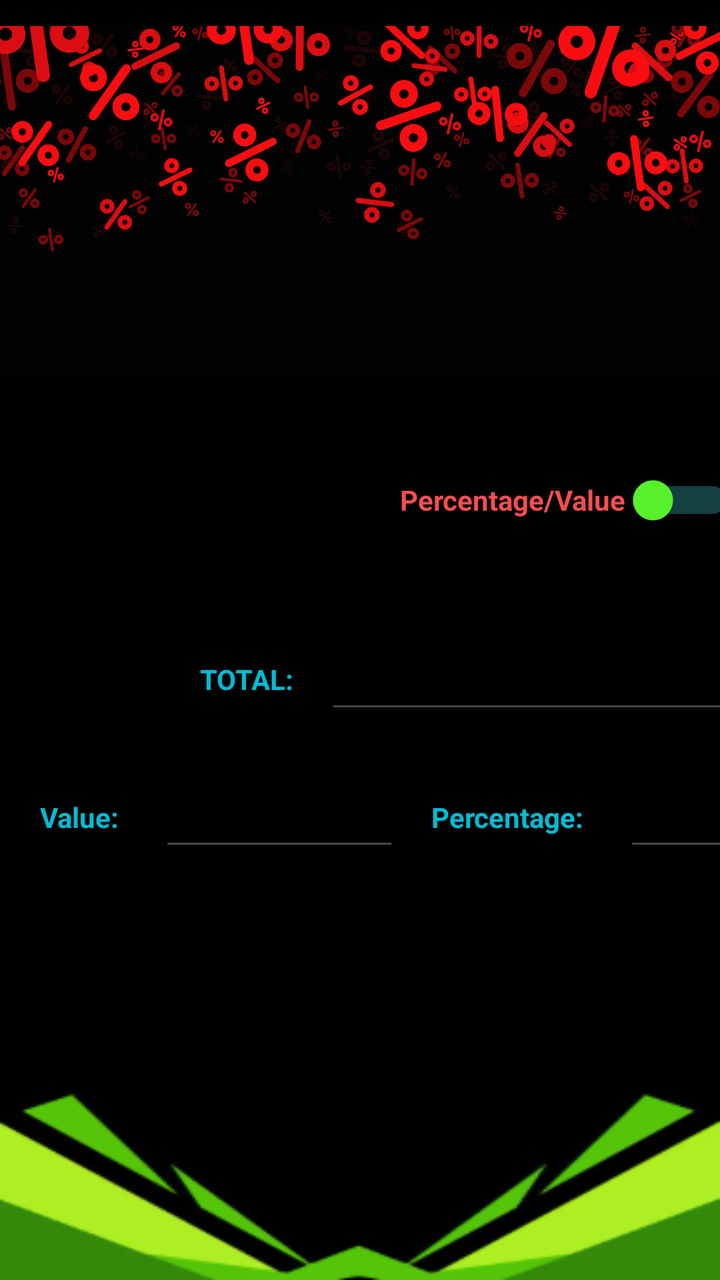
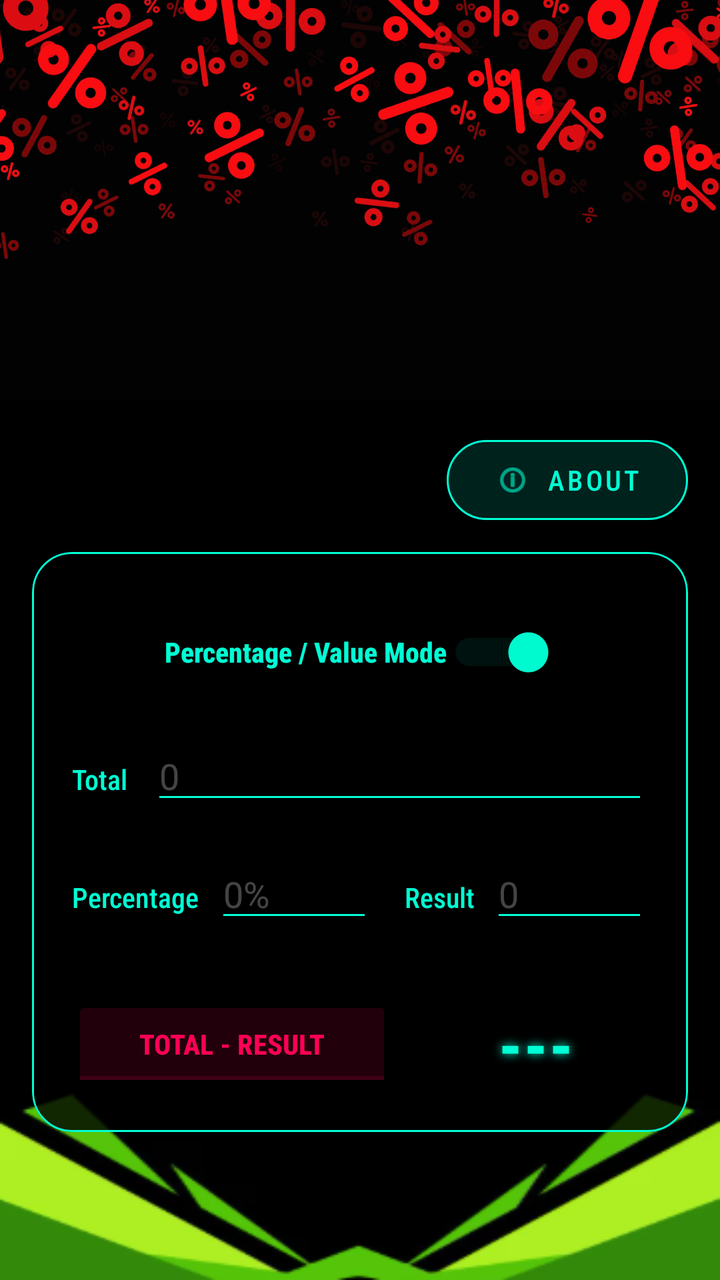

Before-and-after screenshots of an Android layout around one commit, followed by the original layout XML and the change that was made.
<!-- AndroidManifest.xml: application theme Theme.DemoUtil -->
<!-- res/layout/activity_main.xml -->
<?xml version="1.0" encoding="utf-8"?>
<androidx.constraintlayout.widget.ConstraintLayout xmlns:android="http://schemas.android.com/apk/res/android"
    xmlns:app="http://schemas.android.com/apk/res-auto"
    xmlns:tools="http://schemas.android.com/tools"
    android:id="@+id/main"
    android:layout_width="match_parent"
    android:layout_height="match_parent"
    tools:context=".MainActivity">

    <LinearLayout
        android:id="@+id/container"
        android:layout_width="0dp"
        android:layout_height="match_parent"
        android:background="@drawable/black_green_bg_cp"
        android:orientation="vertical"
        android:padding="16dp"
        app:layout_constraintBottom_toBottomOf="parent"
        app:layout_constraintEnd_toEndOf="parent"
        app:layout_constraintHorizontal_bias="0.0"
        app:layout_constraintStart_toStartOf="parent"
        app:layout_constraintTop_toTopOf="parent"
        app:layout_constraintVertical_bias="0.0" />

    <ImageView
        android:id="@+id/mainHdrImg"
        android:layout_width="match_parent"
        android:layout_height="200dp"
        app:layout_constraintStart_toStartOf="parent"
        app:layout_constraintTop_toTopOf="parent"
        app:srcCompat="@drawable/bannerbgblack" />

    <TextView
        android:id="@+id/kTotal"
        android:layout_width="wrap_content"
        android:layout_height="wrap_content"
        android:layout_marginStart="100dp"
        android:layout_marginTop="50dp"
        android:text="@string/total"
        android:textColor="#00BCD4"
        android:textStyle="bold"
        app:layout_constraintStart_toStartOf="parent"
        app:layout_constraintTop_toBottomOf="@+id/percentValueSwt" />

    <TextView
        android:id="@+id/kPart"
        android:layout_width="wrap_content"
        android:layout_height="wrap_content"
        android:layout_marginStart="20dp"
        android:layout_marginTop="50dp"
        android:text="@string/value"
        android:textStyle="bold"
        android:textColor="#00BCD4"
        app:layout_constraintStart_toStartOf="parent"
        app:layout_constraintTop_toBottomOf="@+id/kTotal" />

    <TextView
        android:id="@+id/kPercent"
        android:layout_width="wrap_content"
        android:layout_height="wrap_content"
        android:layout_marginStart="156dp"
        android:layout_marginTop="50dp"
        android:text="@string/percentage"
        android:textStyle="bold"
        android:textColor="#00BCD4"
        app:layout_constraintStart_toEndOf="@+id/kPart"
        app:layout_constraintTop_toBottomOf="@+id/kTotal" />

    <Switch
        android:id="@+id/percentValueSwt"
        android:layout_width="wrap_content"
        android:layout_height="60dp"
        android:layout_marginStart="200dp"
        android:layout_marginTop="20dp"
        android:text="Percentage/Value"
        android:textColor="#F64E4E"
        android:textStyle="bold"
        android:thumbTint="#58F62C"
        android:trackTint="#51FAF8"
        app:layout_constraintStart_toStartOf="parent"
        app:layout_constraintTop_toBottomOf="@+id/mainHdrImg" />

    <EditText
        android:id="@+id/vTotal"
        android:layout_width="wrap_content"
        android:layout_height="wrap_content"
        android:layout_marginStart="16dp"
        android:layout_marginTop="-10dp"
        android:ems="10"
        android:inputType="number"
        android:textColor="#FFFFFF"
        app:layout_constraintStart_toEndOf="@+id/kTotal"
        app:layout_constraintTop_toTopOf="@+id/kTotal" />

    <EditText
        android:id="@+id/vPart"
        android:layout_width="120dp"
        android:layout_height="wrap_content"
        android:layout_marginStart="20dp"
        android:layout_marginTop="40dp"
        android:ems="10"
        android:textColor="#FFFFFF"
        android:inputType="number"
        app:layout_constraintStart_toEndOf="@+id/kPart"
        app:layout_constraintTop_toBottomOf="@+id/kTotal" />

    <EditText
        android:id="@+id/vPercentage"
        android:layout_width="90dp"
        android:layout_height="wrap_content"
        android:layout_marginStart="20dp"
        android:layout_marginTop="40dp"
        android:ems="10"
        android:textColor="#FFFFFF"
        android:inputType="number|numberDecimal"
        app:layout_constraintStart_toEndOf="@+id/kPercent"
        app:layout_constraintTop_toBottomOf="@+id/kTotal" />

</androidx.constraintlayout.widget.ConstraintLayout>
<!-- resources referenced by this layout -->
<resources>
  <!-- drawable bannerbgblack: jpg bitmap (drawable, 620855 bytes) -->
  <!-- drawable black_green_bg_cp: png bitmap (drawable, 18840 bytes) -->
  <string name="percentage">Percentage:</string>
  <string name="total">TOTAL:</string>
  <string name="value">Value:</string>
  <style name="Theme.DemoUtil" parent="Base.Theme.DemoUtil" />
  <style name="Base.Theme.DemoUtil" parent="Theme.Material3.DayNight.NoActionBar">
          
          
      </style>
</resources>

<!-- the commit's change to res/layout/activity_main.xml (unified diff, before → after) -->
@@ -1,118 +1,274 @@
 <?xml version="1.0" encoding="utf-8"?>
-<androidx.constraintlayout.widget.ConstraintLayout xmlns:android="http://schemas.android.com/apk/res/android"
+<ScrollView xmlns:android="http://schemas.android.com/apk/res/android"
     xmlns:app="http://schemas.android.com/apk/res-auto"
     xmlns:tools="http://schemas.android.com/tools"
-    android:id="@+id/main"
     android:layout_width="match_parent"
     android:layout_height="match_parent"
-    tools:context=".MainActivity">
-
-    <LinearLayout
-        android:id="@+id/container"
-        android:layout_width="0dp"
-        android:layout_height="match_parent"
-        android:background="@drawable/black_green_bg_cp"
-        android:orientation="vertical"
-        android:padding="16dp"
-        app:layout_constraintBottom_toBottomOf="parent"
-        app:layout_constraintEnd_toEndOf="parent"
-        app:layout_constraintHorizontal_bias="0.0"
-        app:layout_constraintStart_toStartOf="parent"
-        app:layout_constraintTop_toTopOf="parent"
-        app:layout_constraintVertical_bias="0.0" />
-
-    <ImageView
-        android:id="@+id/mainHdrImg"
+    android:fillViewport="true"
+    android:background="@drawable/black_green_bg_cp">
+
+    <androidx.constraintlayout.widget.ConstraintLayout
+        android:id="@+id/main"
         android:layout_width="match_parent"
-        android:layout_height="200dp"
-        app:layout_constraintStart_toStartOf="parent"
-        app:layout_constraintTop_toTopOf="parent"
-        app:srcCompat="@drawable/bannerbgblack" />
-
-    <TextView
-        android:id="@+id/kTotal"
-        android:layout_width="wrap_content"
         android:layout_height="wrap_content"
-        android:layout_marginStart="100dp"
-        android:layout_marginTop="50dp"
-        android:text="@string/total"
-        android:textColor="#00BCD4"
-        android:textStyle="bold"
-        app:layout_constraintStart_toStartOf="parent"
-        app:layout_constraintTop_toBottomOf="@+id/percentValueSwt" />
-
-    <TextView
-        android:id="@+id/kPart"
-        android:layout_width="wrap_content"
-        android:layout_height="wrap_content"
-        android:layout_marginStart="20dp"
-        android:layout_marginTop="50dp"
-        android:text="@string/value"
-        android:textStyle="bold"
-        android:textColor="#00BCD4"
-        app:layout_constraintStart_toStartOf="parent"
-        app:layout_constraintTop_toBottomOf="@+id/kTotal" />
-
-    <TextView
-        android:id="@+id/kPercent"
-        android:layout_width="wrap_content"
-        android:layout_height="wrap_content"
-        android:layout_marginStart="156dp"
-        android:layout_marginTop="50dp"
-        android:text="@string/percentage"
-        android:textStyle="bold"
-        android:textColor="#00BCD4"
-        app:layout_constraintStart_toEndOf="@+id/kPart"
-        app:layout_constraintTop_toBottomOf="@+id/kTotal" />
-
-    <Switch
-        android:id="@+id/percentValueSwt"
-        android:layout_width="wrap_content"
-        android:layout_height="60dp"
-        android:layout_marginStart="200dp"
-        android:layout_marginTop="20dp"
-        android:text="Percentage/Value"
-        android:textColor="#F64E4E"
-        android:textStyle="bold"
-        android:thumbTint="#58F62C"
-        android:trackTint="#51FAF8"
-        app:layout_constraintStart_toStartOf="parent"
-        app:layout_constraintTop_toBottomOf="@+id/mainHdrImg" />
-
-    <EditText
-        android:id="@+id/vTotal"
-        android:layout_width="wrap_content"
-        android:layout_height="wrap_content"
-        android:layout_marginStart="16dp"
-        android:layout_marginTop="-10dp"
-        android:ems="10"
-        android:inputType="number"
-        android:textColor="#FFFFFF"
-        app:layout_constraintStart_toEndOf="@+id/kTotal"
-        app:layout_constraintTop_toTopOf="@+id/kTotal" />
-
-    <EditText
-        android:id="@+id/vPart"
-        android:layout_width="120dp"
-        android:layout_height="wrap_content"
-        android:layout_marginStart="20dp"
-        android:layout_marginTop="40dp"
-        android:ems="10"
-        android:textColor="#FFFFFF"
-        android:inputType="number"
-        app:layout_constraintStart_toEndOf="@+id/kPart"
-        app:layout_constraintTop_toBottomOf="@+id/kTotal" />
-
-    <EditText
-        android:id="@+id/vPercentage"
-        android:layout_width="90dp"
-        android:layout_height="wrap_content"
-        android:layout_marginStart="20dp"
-        android:layout_marginTop="40dp"
-        android:ems="10"
-        android:textColor="#FFFFFF"
-        android:inputType="number|numberDecimal"
-        app:layout_constraintStart_toEndOf="@+id/kPercent"
-        app:layout_constraintTop_toBottomOf="@+id/kTotal" />
-
-</androidx.constraintlayout.widget.ConstraintLayout>
+        tools:context=".MainActivity">
+
+        <ImageView
+            android:id="@+id/mainHdrImg"
+            android:layout_width="0dp"
+            android:layout_height="200dp"
+            android:scaleType="centerCrop"
+            app:layout_constraintEnd_toEndOf="parent"
+            app:layout_constraintStart_toStartOf="parent"
+            app:layout_constraintTop_toTopOf="parent"
+            app:srcCompat="@drawable/bannerbgblack" />
+
+        
+        <com.google.android.material.button.MaterialButton
+            android:id="@+id/AboutButton"
+            style="@style/Widget.Material3.Button.TonalButton"
+            android:layout_width="wrap_content"
+            android:layout_height="wrap_content"
+            android:layout_marginTop="16dp"
+            android:layout_marginEnd="16dp"
+            android:text="ABOUT"
+            android:textColor="#00FFD4"
+            android:fontFamily="sans-serif-condensed-medium"
+            android:letterSpacing="0.1"
+            app:icon="@android:drawable/ic_menu_info_details"
+            app:iconTint="#00FFD4"
+            app:backgroundTint="#2200FFD4"
+            app:strokeColor="#00FFD4"
+            app:strokeWidth="1dp"
+            app:layout_constraintTop_toBottomOf="@+id/mainHdrImg"
+            app:layout_constraintEnd_toEndOf="parent" />
+
+        
+        <com.google.android.material.card.MaterialCardView
+            android:id="@+id/contentCard"
+            android:layout_width="0dp"
+            android:layout_height="wrap_content"
+            android:layout_marginStart="16dp"
+            android:layout_marginTop="12dp"
+            android:layout_marginEnd="16dp"
+            android:layout_marginBottom="32dp"
+            app:cardBackgroundColor="#CC000000"
+            app:cardCornerRadius="20dp"
+            app:strokeColor="#00FFD4"
+            app:strokeWidth="1dp"
+            app:layout_constraintBottom_toBottomOf="parent"
+            app:layout_constraintEnd_toEndOf="parent"
+            app:layout_constraintStart_toStartOf="parent"
+            app:layout_constraintTop_toBottomOf="@+id/AboutButton"
+            app:layout_constraintWidth_max="600dp"
+            app:layout_constraintVertical_bias="0.0">
+
+            <androidx.constraintlayout.widget.ConstraintLayout
+                android:layout_width="match_parent"
+                android:layout_height="wrap_content"
+                android:padding="20dp">
+
+                <Switch
+                    android:id="@+id/percentValueSwt"
+                    android:layout_width="wrap_content"
+                    android:layout_height="60dp"
+                    android:text="Percentage / Value Mode"
+                    android:textColor="#00FFD4"
+                    android:textStyle="bold"
+                    android:fontFamily="sans-serif-condensed-medium"
+                    android:thumbTint="#00FFD4"
+                    android:trackTint="#4400FFD4"
+                    android:checked="true"
+                    app:layout_constraintEnd_toEndOf="parent"
+                    app:layout_constraintStart_toStartOf="parent"
+                    app:layout_constraintTop_toTopOf="parent" />
+
+                <TextView
+                    android:id="@+id/kTotal"
+                    android:layout_width="wrap_content"
+                    android:layout_height="wrap_content"
+                    android:layout_marginTop="24dp"
+                    android:text="@string/total"
+                    android:textColor="#00FFD4"
+                    android:fontFamily="sans-serif-condensed-medium"
+                    app:layout_constraintStart_toStartOf="parent"
+                    app:layout_constraintTop_toBottomOf="@+id/percentValueSwt" />
+
+                <EditText
+                    android:id="@+id/vTotal"
+                    android:layout_width="0dp"
+                    android:layout_height="wrap_content"
+                    android:layout_marginStart="12dp"
+                    android:hint="0"
+                    android:inputType="numberDecimal"
+                    android:textColor="#FFFFFF"
+                    android:textColorHint="#44FFFFFF"
+                    android:backgroundTint="#00FFD4"
+                    app:layout_constraintBaseline_toBaselineOf="@+id/kTotal"
+                    app:layout_constraintEnd_toEndOf="parent"
+                    app:layout_constraintStart_toEndOf="@+id/kTotal" />
+
+                <TextView
+                    android:id="@+id/kPercent"
+                    android:layout_width="wrap_content"
+                    android:layout_height="wrap_content"
+                    android:layout_marginTop="32dp"
+                    android:text="@string/percentage"
+                    android:textColor="#00FFD4"
+                    android:fontFamily="sans-serif-condensed-medium"
+                    app:layout_constraintStart_toStartOf="parent"
+                    app:layout_constraintTop_toBottomOf="@+id/vTotal" />
+
+                <EditText
+                    android:id="@+id/vPercentage"
+                    android:layout_width="0dp"
+                    android:layout_height="wrap_content"
+                    android:layout_marginStart="8dp"
+                    android:hint="0%"
+                    android:inputType="numberDecimal"
+                    android:textColor="#FFFFFF"
+                    android:textColorHint="#44FFFFFF"
+                    android:backgroundTint="#00FFD4"
+                    app:layout_constraintBaseline_toBaselineOf="@+id/kPercent"
+                    app:layout_constraintEnd_toStartOf="@+id/kPart"
+                    app:layout_constraintHorizontal_weight="1"
+                    app:layout_constraintStart_toEndOf="@+id/kPercent" />
+
+                <TextView
+                    android:id="@+id/kPart"
+                    android:layout_width="wrap_content"
+                    android:layout_height="wrap_content"
+                    android:layout_marginStart="16dp"
+                    android:text="@string/value"
+                    android:textColor="#00FFD4"
+                    android:fontFamily="sans-serif-condensed-medium"
+                    app:layout_constraintBaseline_toBaselineOf="@+id/kPercent"
+                    app:layout_constraintEnd_toStartOf="@+id/vPart"
+                    app:layout_constraintStart_toEndOf="@+id/vPercentage" />
+
+                <EditText
+                    android:id="@+id/vPart"
+                    android:layout_width="0dp"
+                    android:layout_height="wrap_content"
+                    android:layout_marginStart="8dp"
+                    android:hint="0"
+                    android:inputType="numberDecimal"
+                    android:textColor="#FFFFFF"
+                    android:textColorHint="#44FFFFFF"
+                    android:backgroundTint="#00FFD4"
+                    app:layout_constraintBaseline_toBaselineOf="@+id/kPercent"
+                    app:layout_constraintEnd_toEndOf="parent"
+                    app:layout_constraintHorizontal_weight="1"
+                    app:layout_constraintStart_toEndOf="@+id/kPart" />
+
+                <ToggleButton
+                    android:id="@+id/affectValueSwt"
+                    android:layout_width="160dp"
+                    android:layout_height="wrap_content"
+                    android:layout_marginTop="32dp"
+                    android:backgroundTint="#22FF0055"
+                    android:textOff="TOTAL - RESULT"
+                    android:textOn="TOTAL + RESULT"
+                    android:textColor="#FF0055"
+                    android:textStyle="bold"
+                    android:fontFamily="sans-serif-condensed-medium"
+                    app:layout_constraintStart_toStartOf="parent"
+                    app:layout_constraintTop_toBottomOf="@+id/vPercentage" />
+
+                <TextView
+                    android:id="@+id/affectValuetxt"
+                    android:layout_width="0dp"
+                    android:layout_height="wrap_content"
+                    android:layout_marginStart="16dp"
+                    android:text="---"
+                    android:textAlignment="center"
+                    android:textColor="#00FFD4"
+                    android:textSize="32sp"
+                    android:textStyle="bold"
+                    android:fontFamily="sans-serif-condensed-medium"
+                    android:shadowColor="#00FFD4"
+                    android:shadowDx="0"
+                    android:shadowDy="0"
+                    android:shadowRadius="12"
+                    app:layout_constraintBottom_toBottomOf="@+id/affectValueSwt"
+                    app:layout_constraintEnd_toEndOf="parent"
+                    app:layout_constraintStart_toEndOf="@+id/affectValueSwt"
+                    app:layout_constraintTop_toTopOf="@+id/affectValueSwt" />
+
+            </androidx.constraintlayout.widget.ConstraintLayout>
+        </com.google.android.material.card.MaterialCardView>
+
+        
+        <com.google.android.material.card.MaterialCardView
+            android:id="@+id/AboutCard"
+            android:layout_width="0dp"
+            android:layout_height="0dp"
+            android:layout_margin="32dp"
+            android:visibility="gone"
+            app:cardBackgroundColor="#EE1A1A2E"
+            app:cardCornerRadius="24dp"
+            app:strokeColor="#00FFD4"
+            app:strokeWidth="2dp"
+            app:layout_constraintTop_toTopOf="parent"
+            app:layout_constraintBottom_toBottomOf="parent"
+            app:layout_constraintStart_toStartOf="parent"
+            app:layout_constraintEnd_toEndOf="parent">
+
+            <ScrollView
+                android:layout_width="match_parent"
+                android:layout_height="match_parent">
+
+                <LinearLayout
+                    android:layout_width="match_parent"
+                    android:layout_height="wrap_content"
+                    android:orientation="vertical"
+                    android:gravity="center_horizontal"
+                    android:padding="24dp">
+
+                    <TextView
+                        android:layout_width="wrap_content"
+                        android:layout_height="wrap_content"
+                        android:layout_gravity="start"
+                        android:text="@string/about_title"
+                        android:textColor="#00FFD4"
+                        android:textSize="24sp"
+                        android:textStyle="bold"
+                        android:fontFamily="sans-serif-condensed-medium" />
+
+                    <com.google.android.material.imageview.ShapeableImageView
+                        android:id="@+id/DevProfileImage"
+                        android:layout_width="120dp"
+                        android:layout_height="120dp"
+                        android:layout_marginTop="20dp"
+                        android:layout_marginBottom="16dp"
+                        android:scaleType="centerCrop"
+                        android:src="@drawable/author"
+                        app:shapeAppearanceOverlay="@style/Widget.Material3.CircularView"
+                        app:strokeColor="#00FFD4"
+                        app:strokeWidth="3dp" />
+
+                    <TextView
+                        android:layout_width="match_parent"
+                        android:layout_height="wrap_content"
+                        android:text="@string/about_content"
+                        android:textColor="#E0FFFFFF"
+                        android:textSize="16sp"
+                        android:lineSpacingExtra="4dp"
+                        android:fontFamily="sans-serif-condensed" />
+
+                    <com.google.android.material.button.MaterialButton
+                        android:id="@+id/CloseAboutButton"
+                        style="@style/Widget.Material3.Button.TextButton"
+                        android:layout_width="wrap_content"
+                        android:layout_height="wrap_content"
+                        android:layout_gravity="end"
+                        android:layout_marginTop="24dp"
+                        android:text="DISMISS"
+                        android:textColor="#FF0055"
+                        android:fontFamily="sans-serif-condensed-medium" />
+                </LinearLayout>
+            </ScrollView>
+        </com.google.android.material.card.MaterialCardView>
+
+    </androidx.constraintlayout.widget.ConstraintLayout>
+</ScrollView>
<!-- resource entries referenced after the edit -->
@@ -1,10 +1,16 @@
 <!-- resources referenced by this layout -->
 <resources>
+  <!-- drawable author: jpg bitmap (drawable, 157192 bytes) -->
   <!-- drawable bannerbgblack: jpg bitmap (drawable, 620855 bytes) -->
   <!-- drawable black_green_bg_cp: png bitmap (drawable, 18840 bytes) -->
-  <string name="percentage">Percentage:</string>
-  <string name="total">TOTAL:</string>
-  <string name="value">Value:</string>
+  <string name="about_content">Hey there! I’m Abdul Majeed — a noob developer who loves turning ideas, coffee, and questionable amounts of debugging into code. ☕💻\n\nThis is one of my simple Android apps, built while I explore the wonderful (and sometimes confusing) world of app development. I’m still learning every day, breaking things occasionally, and enjoying the process of making them work again.\n\nGot feedback, ideas, bugs to report, or just want to say hi?\n\nGitHub: github.com/Abdul-Repo\n\nEmail: abdul.majd.17@gmail.com\n\nThanks for checking out my app — more code, more learning, and probably more bugs coming soon! 🚀</string>
+  <string name="about_title">About</string>
+  <string name="percentage">Percentage</string>
+  <string name="total">Total</string>
+  <string name="value">Result</string>
+  <style name="Widget.Material3.CircularView" parent="">
+          <item name="cornerSize">50%</item>
+      </style>
   <style name="Theme.DemoUtil" parent="Base.Theme.DemoUtil" />
   <style name="Base.Theme.DemoUtil" parent="Theme.Material3.DayNight.NoActionBar">
           
